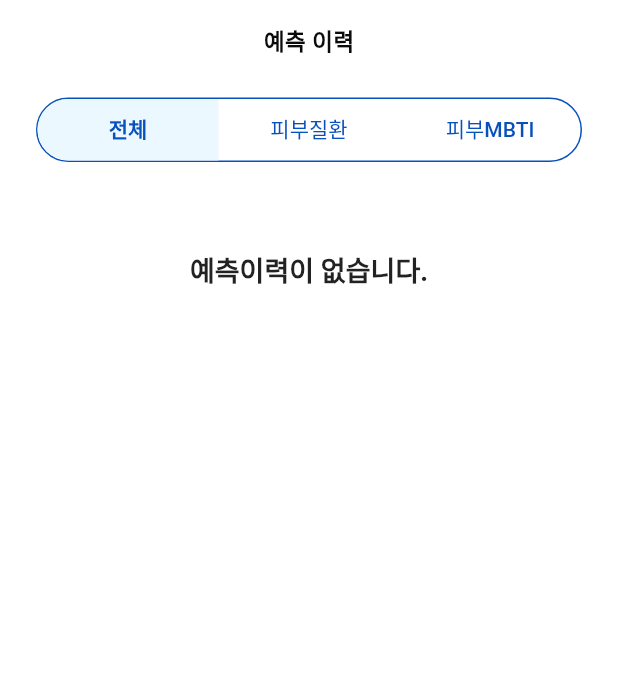
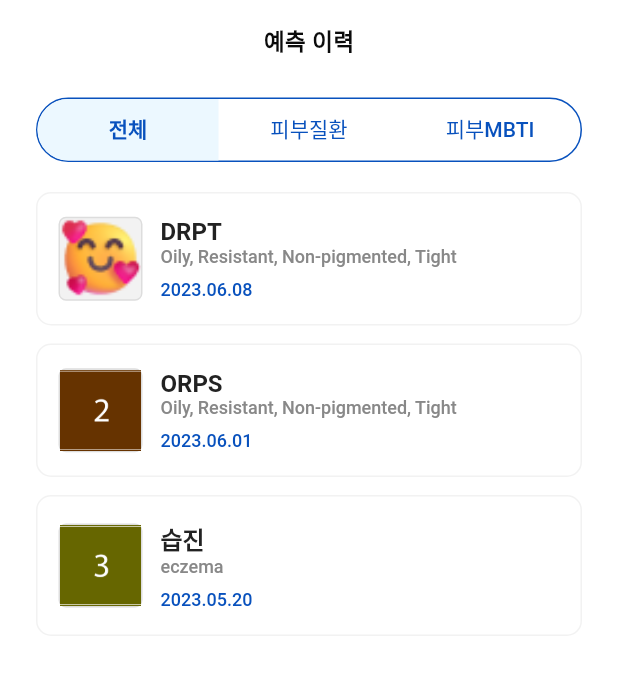
Before and after one commit to metasoft-official/beautycare-kiosk, a Flutter app: the PredictionHistoryPage screen opened by its route, on a phone screen of 412 x 824 dp. Shown: the top 675 px of the screen. Run offline on Flutter 3.47's test engine with Material 2 defaults, Android fonts, the phone set to English and light mode, and no system bars; our stand-ins replace camera, carousel_slider, dio, dropdown_button2, firebase_core, firebase_messaging and 15 more; missing offline and left inert: kakao_flutter_sdk_user, remedi_kopo, spincircle_bottom_bar; accounts and stored records are empty; generated files the repository leaves out were written again; network calls fail; Roboto replaces fonts that are missing (Kufam, noto_sans_kr); project files that could hold a hidden picture were left out.

Commit message:
style : 디테일한 부분 수정

```diff
--- a/lib/common/provider/home_state_provider.dart
+++ b/lib/common/provider/home_state_provider.dart
@@ -98,10 +98,6 @@ class HomeState extends ChangeNotifier {
     '색소침착',
     '트러블',
     '민감',
-    '건조',
-    '색소침착',
-    '트러블',
-    '민감'
   ];
 
   void resetState() {
--- a/lib/mbti/view/pages/mbti_result_page.dart
+++ b/lib/mbti/view/pages/mbti_result_page.dart
@@ -377,7 +377,7 @@ class MbtiResultState extends ConsumerState<MbtiResultPage> {
         buttonColor: AppColor.appColor,
         textStyle: AppTextTheme.white14b,
         label: '확인',
-        onPressed: () {},
+        onPressed: () => context.goNamed('home'),
       ),
     );
   }
--- a/lib/noti/view/pages/noti_main_page.dart
+++ b/lib/noti/view/pages/noti_main_page.dart
@@ -28,8 +28,7 @@ class NotiMainPageState extends ConsumerState<NotiMainPage> {
   Widget build(BuildContext context) {
     final notiState = ref.watch(notiStateProvider);
 
-    return SafeArea(
-        child: Scaffold(
+    return Scaffold(
       appBar: AppBar(
         title: const Text('알림'),
       ),
@@ -123,6 +122,6 @@ class NotiMainPageState extends ConsumerState<NotiMainPage> {
                 )
               ],
             ),
-    ));
+    );
   }
 }
--- a/lib/user/provider/history_state_provider.dart
+++ b/lib/user/provider/history_state_provider.dart
@@ -9,6 +9,28 @@ class HistoryState extends ChangeNotifier {
   int stateIndex = 0;
 
   List<String> titles = ['전체', '피부질환', '피부MBTI'];
+  List<Map<String, dynamic>> mbtiHistories = [
+    {
+      'title': 'DRPT',
+      'caption': 'Oily, Resistant, Non-pigmented, Tight',
+      'imgUrl': 'assets/images/emoji_sample_profile.png',
+      'date': '2023.06.08'
+    },
+    {
+      'title': 'ORPS',
+      'caption': 'Oily, Resistant, Non-pigmented, Tight',
+      'imgUrl': 'assets/images/sample_images_02.png',
+      'date': '2023.06.01'
+    },
+  ];
+  List<Map<String, dynamic>> skinHistories = [
+    {
+      'title': '습진',
+      'caption': 'eczema',
+      'imgUrl': 'assets/images/sample_images_03.png',
+      'date': '2023.05.20'
+    },
+  ];
 
   void resetState() {
     HistoryState();
--- a/lib/user/view/pages/mypage_page.dart
+++ b/lib/user/view/pages/mypage_page.dart
@@ -1,11 +1,10 @@
 import 'package:beauty_care/common/layout/app_box_theme.dart';
-import 'package:beauty_care/main.dart';
-import 'package:beauty_care/user/provider/mypage_page_provider.dart';
 import 'package:flutter/material.dart';
 import 'package:go_router/go_router.dart';
 import 'package:hooks_riverpod/hooks_riverpod.dart';
 
 import 'package:beauty_care/common/provider/login_provider.dart';
+import 'package:beauty_care/user/provider/mypage_page_provider.dart';
 
 import 'package:beauty_care/common/layout/app_button_theme.dart';
 import 'package:beauty_care/common/layout/app_color.dart';
--- a/lib/user/view/pages/prediction_history_page.dart
+++ b/lib/user/view/pages/prediction_history_page.dart
@@ -1,10 +1,13 @@
 import 'package:flutter/material.dart';
+import 'package:go_router/go_router.dart';
 import 'package:hooks_riverpod/hooks_riverpod.dart';
 
 import 'package:beauty_care/user/provider/history_state_provider.dart';
+import 'package:beauty_care/user/provider/mypage_page_provider.dart';
+
 import 'package:beauty_care/common/component/widgets/custom_tabbar_widget.dart';
 import 'package:beauty_care/common/component/widgets/custom_tabbar_view_widget.dart';
-import '../widgets/history_widget.dart';
+import 'package:beauty_care/user/view/widgets/history_widget.dart';
 
 class PredictionHistoryPage extends ConsumerStatefulWidget {
   const PredictionHistoryPage({Key? key}) : super(key: key);
@@ -39,6 +42,7 @@ class PredictionHistoryState extends ConsumerState<PredictionHistoryPage>
   @override
   Widget build(BuildContext context) {
     final historyState = ref.watch(historyStateProvider);
+    final mypageState = ref.watch(mypageStateProvider);
 
     return Scaffold(
         appBar: AppBar(
@@ -52,18 +56,24 @@ class PredictionHistoryState extends ConsumerState<PredictionHistoryPage>
         // 탭 내용
         body: CustomTabbarViewWidget(
           tabController: tabController,
-          widgets: const [
+          widgets: [
             // todo : mbti, 피부질환 이력 데이터에 맞게 전달
             HistoryWidget(
-              itemCount: 0,
+              onTap: () => context.pushNamed('mbtiResult'),
+              itemCount: mypageState.histories.length,
+              histories: mypageState.histories,
               nullType: 'history',
             ),
             HistoryWidget(
-              itemCount: 0,
+              onTap: () => context.pushNamed('mbtiResult'),
+              itemCount: historyState.skinHistories.length,
+              histories: historyState.skinHistories,
               nullType: 'history',
             ),
             HistoryWidget(
-              itemCount: 10,
+              onTap: () => context.pushNamed('mbtiResult'),
+              itemCount: historyState.mbtiHistories.length,
+              histories: historyState.mbtiHistories,
               nullType: 'history',
             ),
           ],
```
Also changed, not shown: lib/user/view/pages/login_page.dart (+8 -5 lines).
